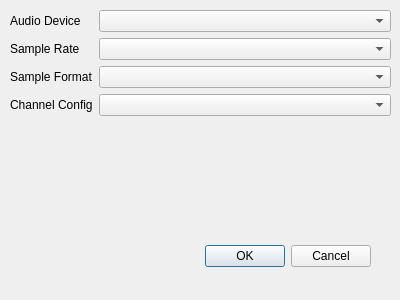
Old version of the form src/ui/SettingsAudio/settingsaudio.ui in the repository GrzybDev/OpenMicServer.
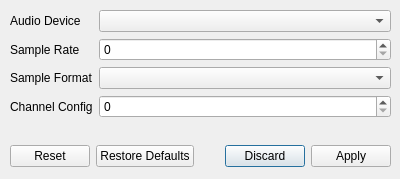
New version of the form.

```diff
--- a/src/ui/SettingsAudio/settingsaudio.ui
+++ b/src/ui/SettingsAudio/settingsaudio.ui
@@ -7,18 +7,30 @@
     <x>0</x>
     <y>0</y>
     <width>400</width>
-    <height>300</height>
+    <height>179</height>
    </rect>
   </property>
+  <property name="minimumSize">
+   <size>
+    <width>400</width>
+    <height>179</height>
+   </size>
+  </property>
+  <property name="maximumSize">
+   <size>
+    <width>400</width>
+    <height>179</height>
+   </size>
+  </property>
   <property name="windowTitle">
    <string>OpenMic Server | Audio Settings</string>
   </property>
   <widget class="QDialogButtonBox" name="buttonBox">
    <property name="geometry">
     <rect>
-     <x>30</x>
-     <y>240</y>
-     <width>341</width>
+     <x>10</x>
+     <y>140</y>
+     <width>381</width>
      <height>32</height>
     </rect>
    </property>
@@ -26,7 +38,7 @@
     <enum>Qt::Horizontal</enum>
    </property>
    <property name="standardButtons">
-    <set>QDialogButtonBox::Cancel|QDialogButtonBox::Ok</set>
+    <set>QDialogButtonBox::Apply|QDialogButtonBox::Discard|QDialogButtonBox::Reset|QDialogButtonBox::RestoreDefaults</set>
    </property>
   </widget>
   <widget class="QWidget" name="formLayoutWidget">
@@ -35,7 +47,7 @@
      <x>10</x>
      <y>10</y>
      <width>381</width>
-     <height>221</height>
+     <height>121</height>
     </rect>
    </property>
    <layout class="QFormLayout" name="formLayout">
@@ -56,9 +68,6 @@
       </property>
      </widget>
     </item>
-    <item row="1" column="1">
-     <widget class="QComboBox" name="sampleRate"/>
-    </item>
     <item row="2" column="0">
      <widget class="QLabel" name="sampleFormatLbl">
       <property name="text">
@@ -76,8 +85,11 @@
       </property>
      </widget>
     </item>
+    <item row="1" column="1">
+     <widget class="QSpinBox" name="sampleRate"/>
+    </item>
     <item row="3" column="1">
-     <widget class="QComboBox" name="channelConfig"/>
+     <widget class="QSpinBox" name="channelConfig"/>
     </item>
    </layout>
   </widget>
```
